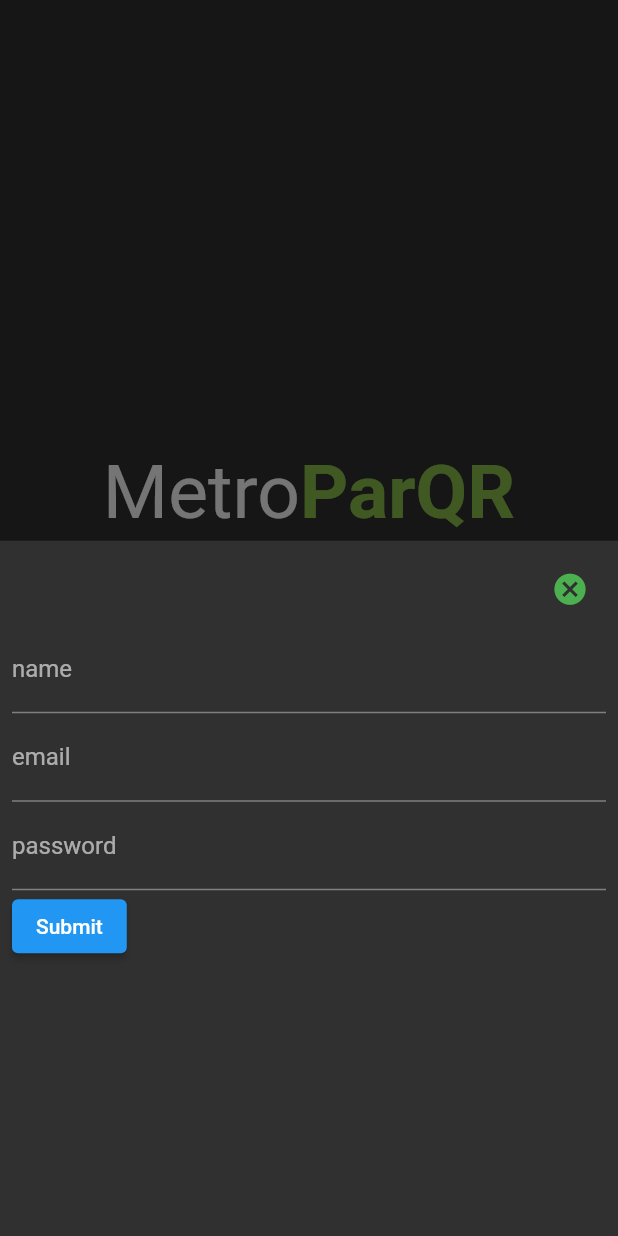
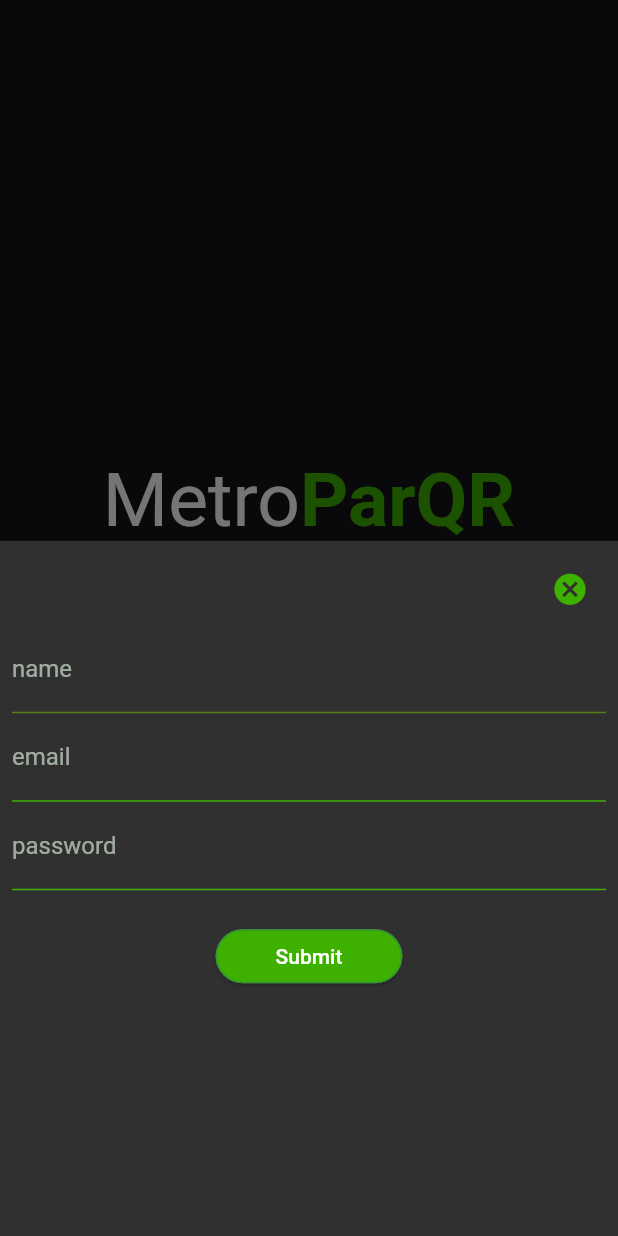
Before and after one commit to jason1110/metro_parQR_fe, a Flutter app: the screen it shows after launch, after a tap on "Sign Up", on a phone screen of 412 x 824 dp. Run offline on Flutter 3.47's test engine with Material 2 defaults, Android fonts, the phone set to English and light mode, and no system bars; our stand-ins replace flutter_spinkit, geolocator, google_maps_flutter, location, numberpicker; missing offline and left inert: flutter_barcode_scanner.

Commit message:
complete - added styling to all screens

```diff
--- a/lib/screens/login.dart
+++ b/lib/screens/login.dart
@@ -35,7 +35,7 @@ class _LoginScreenState extends State<LoginScreen> {
                 children: <Widget>[
                   Spacer(),
                   IconButton(
-                    icon: Icon(Icons.cancel, color: Colors.green, size: 25,),
+                    icon: Icon(Icons.cancel, color: Color.fromRGBO(62,176,0,1), size: 25,),
                     onPressed: () {
                       Navigator.of(context).pop();
                     },
@@ -58,6 +58,7 @@ class _LoginScreenState extends State<LoginScreen> {
       // appBar: AppBar(
       //   title: Text("Location"),
       // ),
+      backgroundColor: Color.fromRGBO(20,17,21,1),
       body: Center(
         child: Column(
           mainAxisAlignment: MainAxisAlignment.center,
@@ -73,7 +74,7 @@ class _LoginScreenState extends State<LoginScreen> {
                     text: 'ParQR',
                     style: TextStyle(
                       fontWeight: FontWeight.bold,
-                      color: Colors.lightGreen,
+                      color: Color.fromRGBO(62,176,0,1),
                     ),
                   )
                 ],
@@ -83,32 +84,38 @@ class _LoginScreenState extends State<LoginScreen> {
             OutlineButton(
               highlightColor: Colors.lightGreen[50],
               highlightedBorderColor: Colors.lightGreenAccent,
+              padding: EdgeInsets.symmetric(vertical: 10.0, horizontal: 40.0),
               borderSide: BorderSide(
-                color: Colors.lightGreen,
+                color: Color.fromRGBO(62,176,0,1),
                 width: 3,
                 ),
               shape: RoundedRectangleBorder(
                 borderRadius: BorderRadius.circular(18.0)
               ),
-              child: Text("Login"),
+              child: Text("Login",
+              style: TextStyle(
+                fontSize: 18,
+                ),
+              ),
               onPressed: () {
                 login = true;
                 signUp = false;
                 _formModal(context);
               },
             ),
-            SizedBox(height: 20.0,),
-            OutlineButton(
-              highlightColor: Colors.lightGreen[50],
-              highlightedBorderColor: Colors.lightGreenAccent,
-              borderSide: BorderSide(
-                color: Colors.lightGreen,
-                width: 3,
+            SizedBox(height: 10.0,),
+            RaisedButton(
+              color: Color.fromRGBO(62,176,0,1),
+              padding: EdgeInsets.symmetric(vertical: 10.0, horizontal: 36.0),
+              elevation: 1.0,
+              shape: RoundedRectangleBorder(
+                borderRadius: BorderRadius.circular(18.0),
+              ),
+              child: Text("Sign Up",
+              style: TextStyle(
+                fontSize: 18,
                 ),
-              shape: RoundedRectangleBorder(
-                borderRadius: BorderRadius.circular(18.0)
               ),
-              child: Text("Sign Up"),
               onPressed: () {
                 signUp = true;
                 login = false;
--- a/lib/services/geolocator.dart
+++ b/lib/services/geolocator.dart
@@ -67,6 +67,7 @@ Future<Uint8List> getMarker() async {
       circle = Circle(
         circleId: CircleId('car'),
         radius: newLocalData.accuracy,
+        strokeWidth: 3,
         zIndex: 1,
         strokeColor: Colors.lightGreen,
         center: latlng,
@@ -92,7 +93,7 @@ Future<Uint8List> getMarker() async {
             bearing: 192.8334901395799,
             target: LatLng(newLocalData.latitude, newLocalData.longitude),
             tilt: 0,
-            zoom: 15.00,
+            zoom: 17.25,
             ),
           ));
           updateMarkerAndCircle(newLocalData, imageData);
@@ -115,7 +116,7 @@ Future<Uint8List> getMarker() async {
   @override
   Widget build(BuildContext context) {
     return SizedBox(
-        height: 400,
+        height: 650,
         child: GoogleMap(
           mapType: MapType.normal,
           initialCameraPosition: initialLocation,
--- a/lib/services/signUpForm.dart
+++ b/lib/services/signUpForm.dart
@@ -28,8 +28,16 @@ void _submit() {
         crossAxisAlignment: CrossAxisAlignment.start,
         children: <Widget>[
           TextFormField(
+            cursorColor: Color.fromRGBO(235,255,235,1),
             decoration: const InputDecoration(
+                enabledBorder: UnderlineInputBorder(
+                  borderSide: BorderSide(color: Color.fromRGBO(101,184,0,0.6)),
+                ),
+                focusedBorder: UnderlineInputBorder(
+                  borderSide: BorderSide(color: Color.fromRGBO(235,255,235,1)),
+                ),
               labelText: 'name',
+              labelStyle: TextStyle(color: Color.fromRGBO(235,255,235,0.6))
             ),
             validator: (value) {
               if (value.isEmpty) {
@@ -39,8 +47,16 @@ void _submit() {
             },
           ),
           TextFormField(
+            cursorColor: Color.fromRGBO(235,255,235,1),
             decoration: const InputDecoration(
+                enabledBorder: UnderlineInputBorder(
+                  borderSide: BorderSide(color: Color.fromRGBO(62,176,0,1)),
+                ),
+                focusedBorder: UnderlineInputBorder(
+                  borderSide: BorderSide(color: Color.fromRGBO(235,255,235,1)),
+                ),
               labelText: 'email',
+              labelStyle: TextStyle(color: Color.fromRGBO(235,255,235,0.6))
             ),
             validator: (value) {
               if (value.isEmpty) {
@@ -50,8 +66,18 @@ void _submit() {
             },
           ),
           TextFormField(
+            cursorColor: Color.fromRGBO(235,255,235,1),
+            obscureText: true,
             decoration: const InputDecoration(
+                enabledBorder: UnderlineInputBorder(
+                  borderSide: BorderSide(color: Color.fromRGBO(62,176,0,1)),
+                ),
+                focusedBorder: UnderlineInputBorder(
+                  borderSide: BorderSide(color: Color.fromRGBO(235,255,235,1)),
+                ),
               labelText: 'password',
+
+              labelStyle: TextStyle(color: Color.fromRGBO(235,255,235,0.6))
             ),
             validator: (value) {
               if (value.isEmpty) {
@@ -60,11 +86,21 @@ void _submit() {
               return null;
             },
           ),
-          ElevatedButton(
-            onPressed: () {
-              _submit();
-            },
-            child: Text('Submit'),
+          SizedBox(height: 20.0,),
+          Center(
+            child: RaisedButton(
+              onPressed: () {
+                _submit();
+              },
+              child: Text('Submit'),
+              color: Color.fromRGBO(62,176,0,1),
+              padding: EdgeInsets.symmetric(vertical: 10.0, horizontal: 40.0),
+              elevation: 1.0,
+                shape: RoundedRectangleBorder(
+                  borderRadius: BorderRadius.circular(18.0),
+                  side: BorderSide(color: Colors.green[700]),
+                ),
+            )
           )
         ]
       )
```
Also changed, not shown: lib/screens/mainScreen.dart (+13 -8 lines), lib/screens/meterScreen.dart (+126 -42 lines), lib/screens/timeScreen.dart (+19 -11 lines), lib/services/loginForm.dart (+33 -6 lines), lib/services/meterLocation.dart (added, +104 -0 lines).
